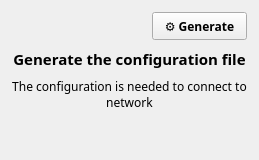
Qt form forms/certificatebox.ui (AaryaTalgaonkar/openvpn3-gui) before a commit.
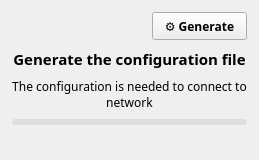
The same form after that commit.

Commit message: add certificate generation progress

```diff
--- a/forms/certificatebox.ui
+++ b/forms/certificatebox.ui
@@ -147,6 +147,54 @@
          </property>
         </widget>
        </item>
+        <item>
+         <widget class="QProgressBar" name="downloadProgress">
+          <property name="minimumSize">
+           <size>
+            <width>0</width>
+            <height>6</height>
+           </size>
+          </property>
+          <property name="maximumSize">
+           <size>
+            <width>16777215</width>
+            <height>6</height>
+           </size>
+          </property>
+          <property name="styleSheet">
+           <string notr="true">QProgressBar { border: none; border-radius: 3px; background-color: rgba(128,128,128,0.15); }
+QProgressBar::chunk { border-radius: 3px; background-color: #16a34a; }</string>
+          </property>
+          <property name="value">
+           <number>0</number>
+          </property>
+          <property name="textVisible">
+           <bool>false</bool>
+          </property>
+          <property name="visible">
+           <bool>false</bool>
+          </property>
+         </widget>
+        </item>
+        <item>
+         <widget class="QLabel" name="downloadStatusLabel">
+          <property name="font">
+           <font>
+            <family>Titillium Web</family>
+            <pointsize>8</pointsize>
+           </font>
+          </property>
+          <property name="text">
+           <string/>
+          </property>
+          <property name="alignment">
+           <set>Qt::AlignmentFlag::AlignLeft</set>
+          </property>
+          <property name="visible">
+           <bool>false</bool>
+          </property>
+         </widget>
+        </item>
        <item>
         <spacer name="noCertBottomSpacer">
          <property name="orientation">
```
Lines whose indentation alone changed are shown as unchanged. The commit also changes 7 other files.
